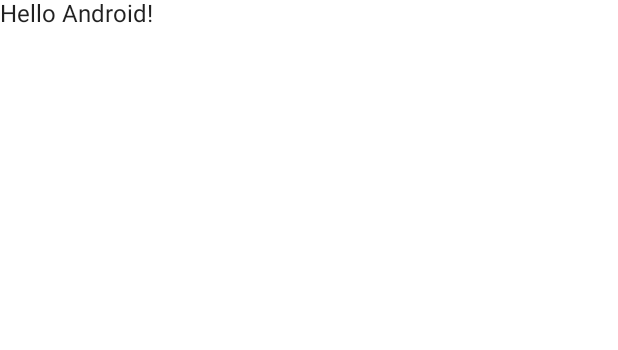
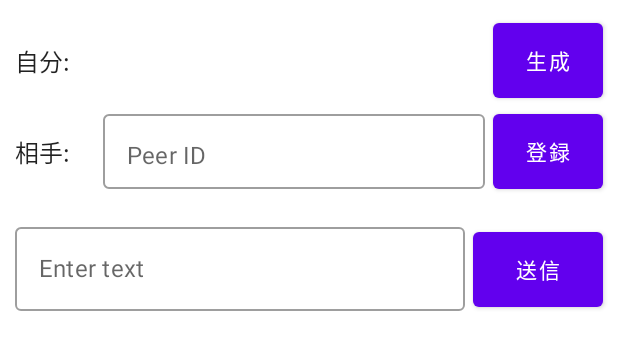
Before and after one commit to Kaffff/SimpleWebRTCChat, an Android app built with Jetpack Compose: the @Preview function DefaultPreview, on a phone screen of 412 x 824 dp. Shown: the top 350 px of the screen. Run offline under Robolectric (Android 15) with nearby library versions, the phone set to English and light mode, and no system bars; our stand-ins replace livedata-compose; libraries missing offline, so code that uses them is left out: io.skyway.

```diff
--- a/app/build.gradle
+++ b/app/build.gradle
@@ -17,6 +17,8 @@ android {
         vectorDrawables {
             useSupportLibrary true
         }
+        buildConfigField "String", "SKYWAY_APIKEY", "\"${project.property("skywayApiKey")}\""
+        buildConfigField "String", "SKYWAY_DOMAIN", "\"${project.property("skywayDomain")}\""
     }
 
     buildTypes {
@@ -59,4 +61,8 @@ dependencies {
     androidTestImplementation "androidx.compose.ui:ui-test-junit4:$compose_version"
     debugImplementation "androidx.compose.ui:ui-tooling:$compose_version"
     debugImplementation "androidx.compose.ui:ui-test-manifest:$compose_version"
+
+    implementation "androidx.compose.runtime:runtime-livedata:$compose_version"
+
+    implementation fileTree(dir: 'libs', include: ['*.jar','*.aar'])
 }
--- a/app/src/main/AndroidManifest.xml
+++ b/app/src/main/AndroidManifest.xml
@@ -2,6 +2,11 @@
 <manifest xmlns:android="http://schemas.android.com/apk/res/android"
     xmlns:tools="http://schemas.android.com/tools"
     package="com.example.simplewebrtcchat">
+
+
+    <uses-permission android:name="android.permission.ACCESS_NETWORK_STATE" />
+    <uses-permission android:name="android.permission.ACCESS_WIFI_STATE" />
+    <uses-permission android:name="android.permission.INTERNET" />
 
     <application
         android:allowBackup="true"
--- a/app/src/main/java/com/example/simplewebrtcchat/MainActivity.kt
+++ b/app/src/main/java/com/example/simplewebrtcchat/MainActivity.kt
@@ -3,26 +3,29 @@ package com.example.simplewebrtcchat
 import android.os.Bundle
 import androidx.activity.ComponentActivity
 import androidx.activity.compose.setContent
-import androidx.compose.foundation.layout.fillMaxSize
-import androidx.compose.material.MaterialTheme
-import androidx.compose.material.Surface
-import androidx.compose.material.Text
-import androidx.compose.runtime.Composable
+import androidx.activity.viewModels
+import androidx.compose.foundation.layout.*
+import androidx.compose.material.*
+import androidx.compose.runtime.*
+import androidx.compose.runtime.livedata.observeAsState
+import androidx.compose.ui.Alignment
 import androidx.compose.ui.Modifier
 import androidx.compose.ui.tooling.preview.Preview
+import androidx.compose.ui.unit.dp
 import com.example.simplewebrtcchat.ui.theme.SimpleWebRTCChatTheme
 
 class MainActivity : ComponentActivity() {
+    private val viewModel by viewModels<MainViewModel>()
+
     override fun onCreate(savedInstanceState: Bundle?) {
         super.onCreate(savedInstanceState)
         setContent {
             SimpleWebRTCChatTheme {
-                // A surface container using the 'background' color from the theme
                 Surface(
                     modifier = Modifier.fillMaxSize(),
                     color = MaterialTheme.colors.background
                 ) {
-                    Greeting("Android")
+                    MainView(viewModel, this)
                 }
             }
         }
@@ -30,14 +33,115 @@ class MainActivity : ComponentActivity() {
 }
 
 @Composable
-fun Greeting(name: String) {
-    Text(text = "Hello $name!")
+fun MainView(viewModel: MainViewModel, activity: MainActivity, modifier: Modifier = Modifier) {
+    val localPeerId = viewModel.localPeerId.observeAsState()
+    val remotePeerId = viewModel.remotePeerId.observeAsState()
+    val msg = viewModel.msg.observeAsState()
+    Column(modifier = modifier.padding(10.dp)) {
+        Row(
+            verticalAlignment = Alignment.CenterVertically,
+            modifier = Modifier.padding(vertical = 5.dp)
+        ) {
+            Text(
+                text = "自分: ",
+                modifier = Modifier
+                    .weight(1.5f)
+            )
+
+            Text(
+                text = if (localPeerId.value != null) localPeerId.value!! else "",
+                modifier = Modifier
+                    .weight(6.5f)
+            )
+            Button(
+                onClick = {
+                    viewModel.setup(activity)
+                },
+                modifier = Modifier
+                    .weight(2f)
+                    .height(50.dp)
+                    .padding(start = 5.dp)
+            ) {
+                Text("生成")
+            }
+        }
+        Row(
+            verticalAlignment = Alignment.CenterVertically,
+            modifier = Modifier.padding(vertical = 5.dp)
+        ) {
+            Text(
+                text = "相手: ",
+                modifier = Modifier
+                    .weight(1.5f)
+            )
+
+            var inputText by remember { mutableStateOf("") }
+            remotePeerId.value?.let {
+                if (it.isNotEmpty()) {
+                    inputText = it
+                }
+            }
+            OutlinedTextField(
+                value = inputText,
+                onValueChange = { inputText = it },
+                placeholder = { Text("Peer ID") },
+                modifier = Modifier
+                    .weight(6.5f)
+                    .height(50.dp)
+            )
+
+            Button(
+                onClick = {
+                    viewModel.connectPeer(inputText)
+                },
+                modifier = Modifier
+                    .weight(2f)
+                    .height(50.dp)
+                    .padding(start = 5.dp)
+            ) {
+                Text("登録")
+            }
+        }
+
+        Row(
+            verticalAlignment = Alignment.CenterVertically,
+            modifier = Modifier.padding(vertical = 20.dp)
+        ) {
+            var messageText by remember {
+                mutableStateOf("")
+            }
+            OutlinedTextField(
+                value = messageText,
+                onValueChange = { messageText = it },
+                placeholder = { Text("Enter text") },
+                maxLines = 8,
+                modifier = Modifier.weight(6.5f)
+            )
+            Button(
+                onClick = {
+                    viewModel.sendData(messageText)
+                },
+                modifier = Modifier
+                    .weight(2f)
+                    .height(50.dp)
+                    .padding(start = 5.dp)
+            ) {
+                Text("送信", softWrap = false)
+            }
+        }
+        Text(text = msg.value!!, modifier = Modifier.fillMaxWidth())
+
+
+    }
+
 }
 
 @Preview(showBackground = true)
 @Composable
 fun DefaultPreview() {
     SimpleWebRTCChatTheme {
-        Greeting("Android")
+        val activity = MainActivity()
+        val viewModel = MainViewModel()
+        MainView(viewModel, activity)
     }
 }
```
Also changed, not shown: app/src/main/java/com/example/simplewebrtcchat/MainViewModel.kt (added, +96 -0 lines), 2 other files.
